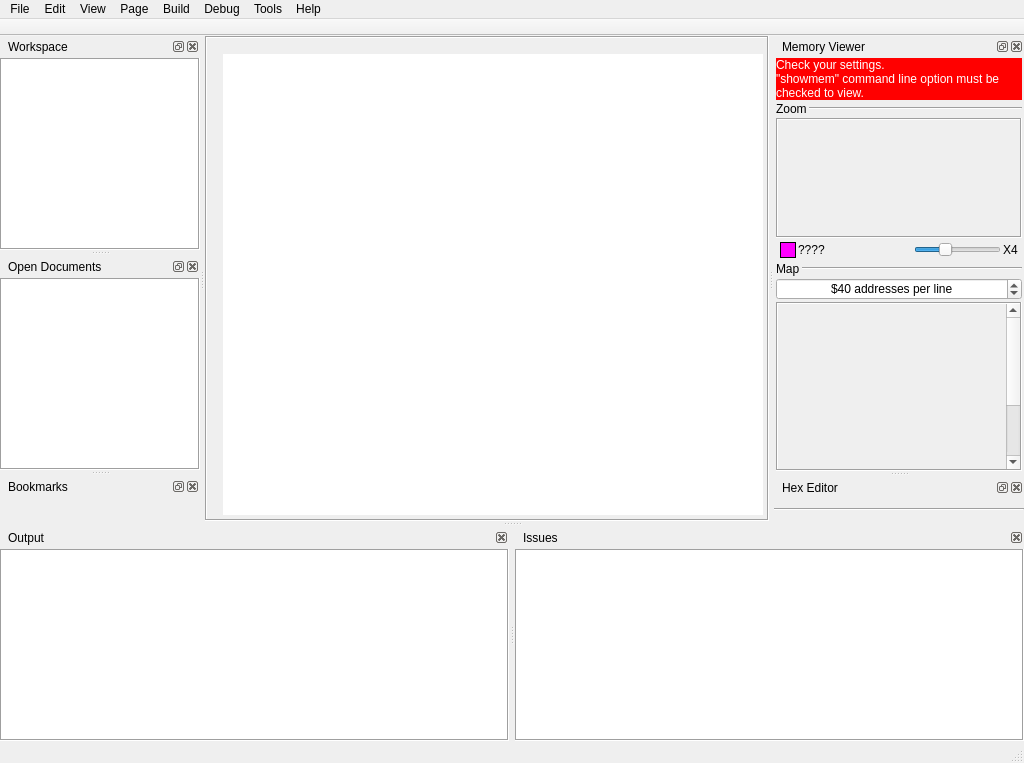
Before: the Qt Designer form mainwindow.ui in emartisoft/IDE65XX, drawn with Qt 5.
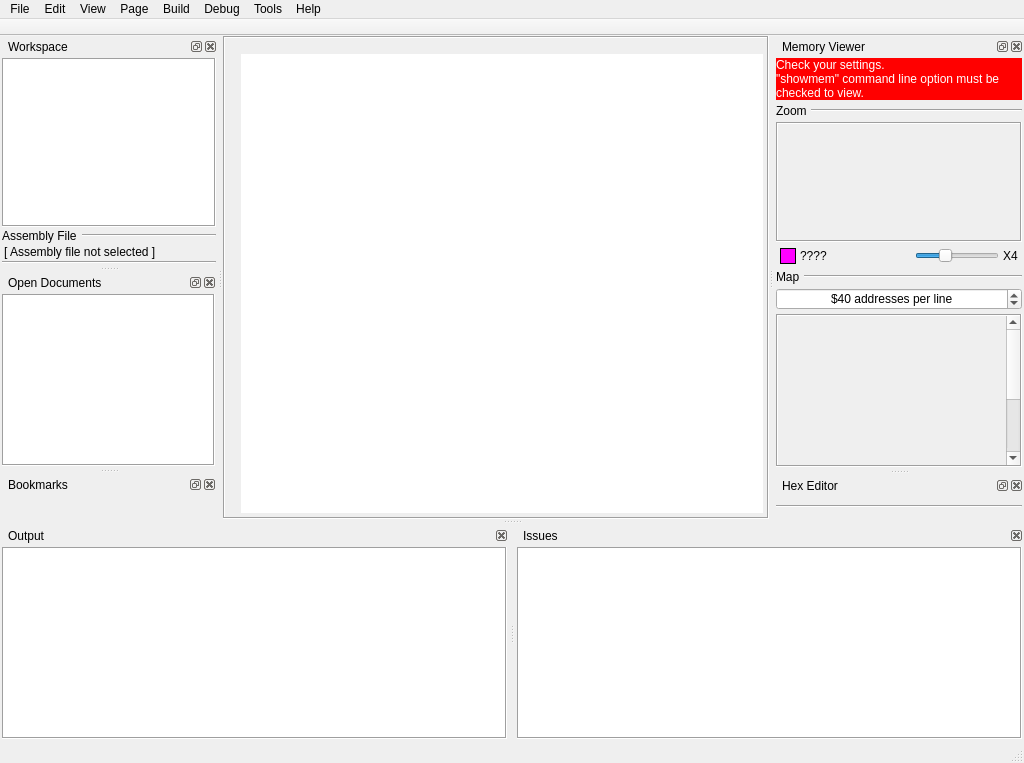
After: the same form once the commit is applied. Icons and pictures are not drawn. Custom widgets are drawn as their Qt base class.

What changed in the file:
```diff
--- a/mainwindow.ui
+++ b/mainwindow.ui
@@ -770,8 +770,8 @@
   <widget class="QDockWidget" name="dwProjectExplorer">
    <property name="minimumSize">
     <size>
-     <width>200</width>
-     <height>113</height>
+     <width>218</width>
+     <height>168</height>
     </size>
    </property>
    <property name="allowedAreas">
@@ -786,22 +786,19 @@
    <widget class="QWidget" name="dockWidgetContents">
     <layout class="QVBoxLayout" name="verticalLayout_2">
      <property name="spacing">
-      <number>0</number>
-     </property>
-     <property name="sizeConstraint">
-      <enum>QLayout::SetMinimumSize</enum>
+      <number>2</number>
      </property>
      <property name="leftMargin">
-      <number>0</number>
+      <number>2</number>
      </property>
      <property name="topMargin">
       <number>0</number>
      </property>
      <property name="rightMargin">
-      <number>0</number>
+      <number>2</number>
      </property>
      <property name="bottomMargin">
-      <number>0</number>
+      <number>2</number>
      </property>
      <item>
       <widget class="QTreeView" name="tvWorkspaceFiles">
@@ -825,13 +822,66 @@
        </property>
       </widget>
      </item>
+     <item>
+      <layout class="QHBoxLayout" name="horizontalLayout_9">
+       <item>
+        <widget class="QLabel" name="label_7">
+         <property name="sizePolicy">
+          <sizepolicy hsizetype="Minimum" vsizetype="Preferred">
+           <horstretch>0</horstretch>
+           <verstretch>0</verstretch>
+          </sizepolicy>
+         </property>
+         <property name="text">
+          <string>Assembly File </string>
+         </property>
+        </widget>
+       </item>
+       <item>
+        <widget class="Line" name="line_6">
+         <property name="sizePolicy">
+          <sizepolicy hsizetype="Expanding" vsizetype="Fixed">
+           <horstretch>0</horstretch>
+           <verstretch>0</verstretch>
+          </sizepolicy>
+         </property>
+         <property name="orientation">
+          <enum>Qt::Horizontal</enum>
+         </property>
+        </widget>
+       </item>
+      </layout>
+     </item>
+     <item>
+      <widget class="QLabel" name="lAssemblyFile">
+       <property name="frameShadow">
+        <enum>QFrame::Plain</enum>
+       </property>
+       <property name="text">
+        <string notr="true">[ Assembly file not selected ]</string>
+       </property>
+       <property name="wordWrap">
+        <bool>true</bool>
+       </property>
+       <property name="indent">
+        <number>2</number>
+       </property>
+      </widget>
+     </item>
+     <item>
+      <widget class="Line" name="line_7">
+       <property name="orientation">
+        <enum>Qt::Horizontal</enum>
+       </property>
+      </widget>
+     </item>
     </layout>
    </widget>
   </widget>
   <widget class="QDockWidget" name="dwOutput">
    <property name="minimumSize">
     <size>
-     <width>80</width>
+     <width>81</width>
      <height>120</height>
     </size>
    </property>
@@ -856,16 +906,16 @@
       <number>0</number>
      </property>
      <property name="leftMargin">
-      <number>0</number>
+      <number>2</number>
      </property>
      <property name="topMargin">
       <number>0</number>
      </property>
      <property name="rightMargin">
-      <number>0</number>
+      <number>2</number>
      </property>
      <property name="bottomMargin">
-      <number>0</number>
+      <number>2</number>
      </property>
      <item>
       <widget class="QTextEdit" name="tOutput">
@@ -886,7 +936,7 @@
   <widget class="QDockWidget" name="dwOpenDocument">
    <property name="minimumSize">
     <size>
-     <width>200</width>
+     <width>208</width>
      <height>113</height>
     </size>
    </property>
@@ -905,16 +955,16 @@
       <number>0</number>
      </property>
      <property name="leftMargin">
-      <number>0</number>
+      <number>2</number>
      </property>
      <property name="topMargin">
       <number>0</number>
      </property>
      <property name="rightMargin">
-      <number>0</number>
+      <number>2</number>
      </property>
      <property name="bottomMargin">
-      <number>0</number>
+      <number>2</number>
      </property>
      <item>
       <widget class="QListWidget" name="listOpenDocuments">
@@ -975,16 +1025,16 @@
       <number>0</number>
      </property>
      <property name="leftMargin">
-      <number>0</number>
+      <number>2</number>
      </property>
      <property name="topMargin">
       <number>0</number>
      </property>
      <property name="rightMargin">
-      <number>0</number>
+      <number>2</number>
      </property>
      <property name="bottomMargin">
-      <number>0</number>
+      <number>2</number>
      </property>
      <item>
       <widget class="QTableWidget" name="tIssues">
@@ -1078,7 +1128,7 @@
    <property name="minimumSize">
     <size>
      <width>250</width>
-     <height>347</height>
+     <height>361</height>
     </size>
    </property>
    <property name="allowedAreas">
@@ -1093,7 +1143,7 @@
    <widget class="QWidget" name="dockWidgetContents_5">
     <layout class="QVBoxLayout" name="verticalLayout_17">
      <property name="spacing">
-      <number>2</number>
+      <number>4</number>
      </property>
      <property name="leftMargin">
       <number>2</number>
@@ -1105,7 +1155,7 @@
       <number>2</number>
      </property>
      <property name="bottomMargin">
-      <number>0</number>
+      <number>2</number>
      </property>
      <item>
       <widget class="QLabel" name="mvWarning">
@@ -1458,16 +1508,16 @@
       <number>2</number>
      </property>
      <property name="leftMargin">
-      <number>0</number>
+      <number>2</number>
      </property>
      <property name="topMargin">
       <number>0</number>
      </property>
      <property name="rightMargin">
-      <number>0</number>
+      <number>2</number>
      </property>
      <property name="bottomMargin">
-      <number>0</number>
+      <number>2</number>
      </property>
      <item>
       <widget class="Line" name="line_5">
```
Left out of the diff: 16 changed lines with no effect on the pictures.
